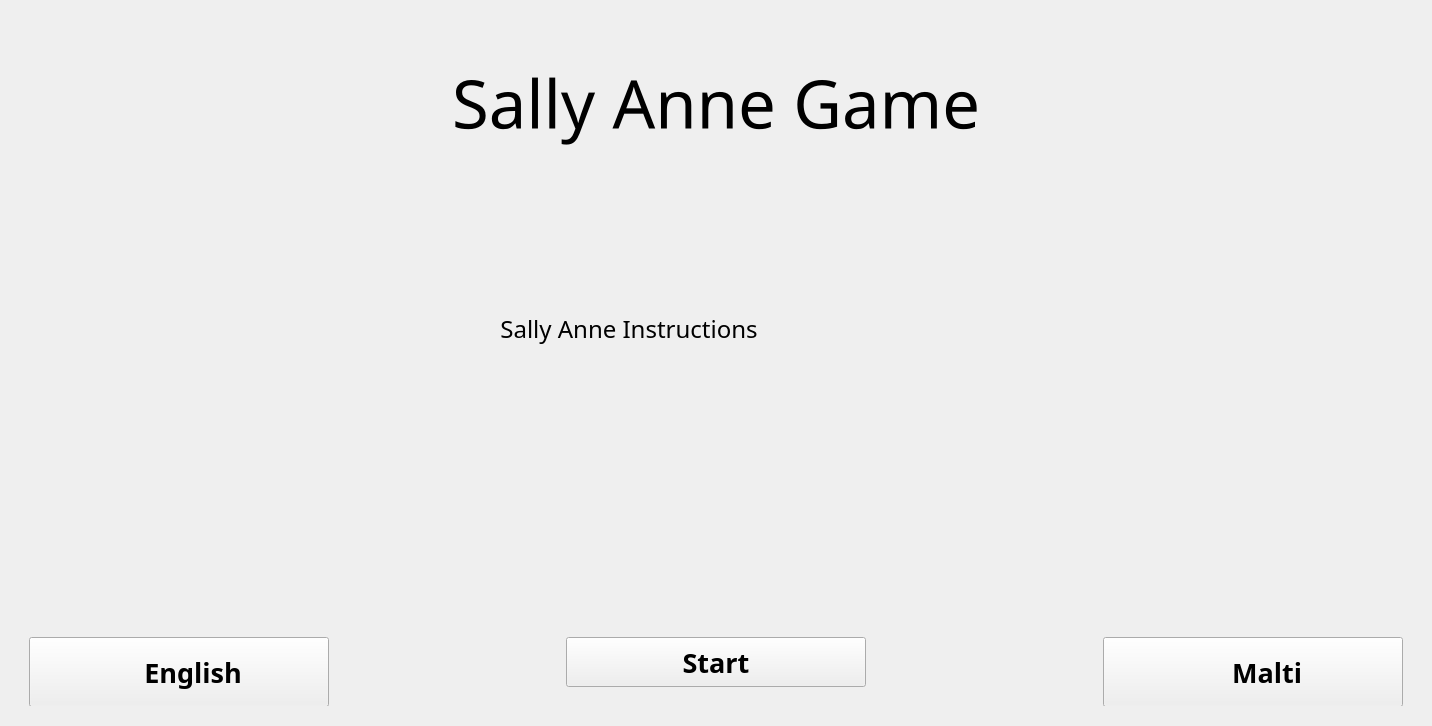
Old version of the form cognition_games.ui in the repository lessju/cognition_games.
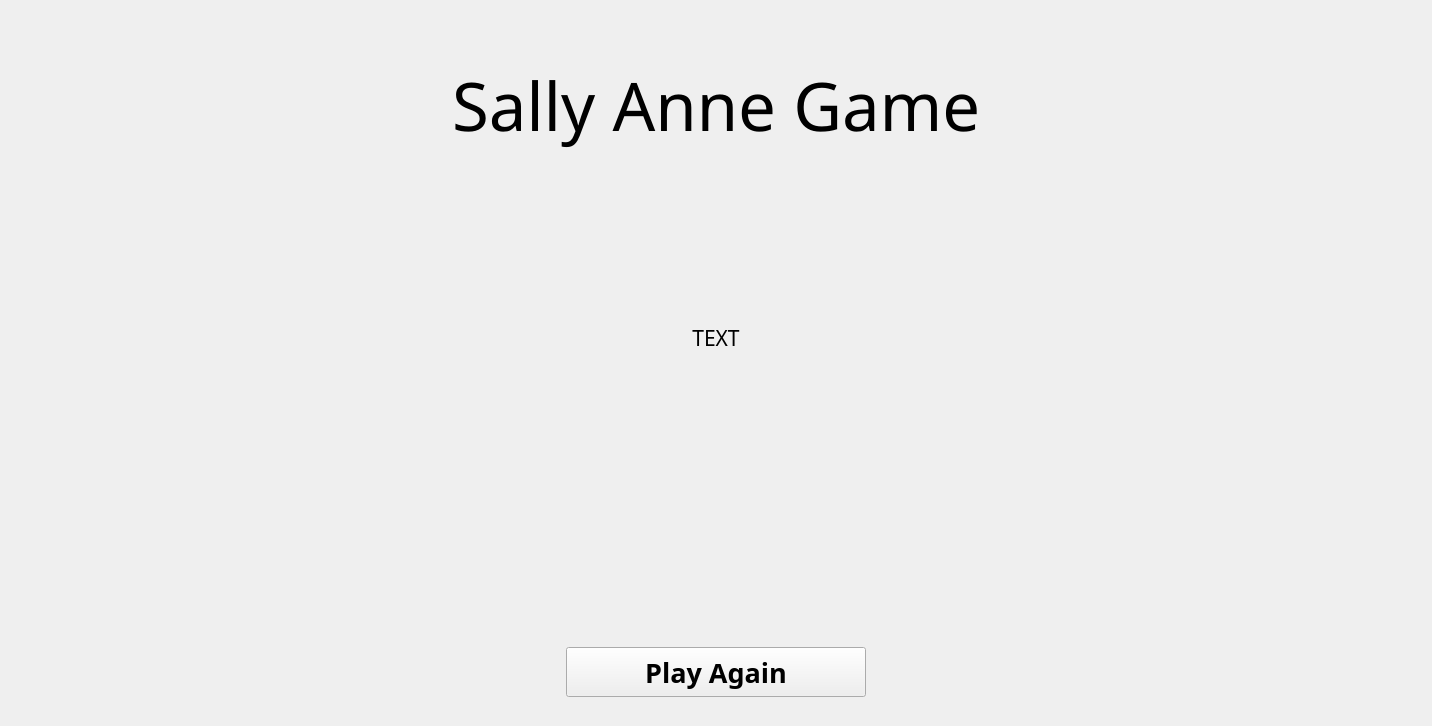
New version of the form. The open tabs and pages were chosen to show the change.

Commit message: Finished sally anne, some visual improvements

```diff
--- a/cognition_games.ui
+++ b/cognition_games.ui
@@ -1467,14 +1467,14 @@
        <item row="0" column="0">
         <widget class="QStackedWidget" name="sally_anne_stacked_widget">
          <property name="currentIndex">
-          <number>0</number>
+          <number>3</number>
          </property>
          <widget class="QWidget" name="sally_anne_instructions">
-          <layout class="QGridLayout" name="sally_anne_grid" rowstretch="1,2,1,0" columnstretch="0,0,0">
+          <layout class="QGridLayout" name="sally_anne_grid" rowstretch="1,2,1,0" columnstretch="0,0,0,0,0">
            <property name="sizeConstraint">
             <enum>QLayout::SetDefaultConstraint</enum>
            </property>
-           <item row="0" column="1">
+           <item row="0" column="2">
             <widget class="QLabel" name="label_10">
              <property name="font">
               <font>
@@ -1490,43 +1490,7 @@
              </property>
             </widget>
            </item>
-           <item row="3" column="1" alignment="Qt::AlignHCenter|Qt::AlignVCenter">
-            <widget class="QPushButton" name="start_sally_anne_button">
-             <property name="sizePolicy">
-              <sizepolicy hsizetype="Fixed" vsizetype="Fixed">
-               <horstretch>0</horstretch>
-               <verstretch>0</verstretch>
-              </sizepolicy>
-             </property>
-             <property name="minimumSize">
-              <size>
-               <width>300</width>
-               <height>50</height>
-              </size>
-             </property>
-             <property name="maximumSize">
-              <size>
-               <width>300</width>
-               <height>50</height>
-              </size>
-             </property>
-             <property name="font">
-              <font>
-               <family>Amble</family>
-               <pointsize>20</pointsize>
-               <weight>75</weight>
-               <bold>true</bold>
-              </font>
-             </property>
-             <property name="autoFillBackground">
-              <bool>false</bool>
-             </property>
-             <property name="text">
-              <string>Start</string>
-             </property>
-            </widget>
-           </item>
-           <item row="2" column="1">
+           <item row="2" column="2">
             <spacer name="verticalSpacer_5">
              <property name="orientation">
               <enum>Qt::Vertical</enum>
@@ -1539,7 +1503,43 @@
              </property>
             </spacer>
            </item>
-           <item row="3" column="2">
+           <item row="3" column="2" alignment="Qt::AlignHCenter|Qt::AlignVCenter">
+            <widget class="QPushButton" name="start_sally_anne_button">
+             <property name="sizePolicy">
+              <sizepolicy hsizetype="Fixed" vsizetype="Fixed">
+               <horstretch>0</horstretch>
+               <verstretch>0</verstretch>
+              </sizepolicy>
+             </property>
+             <property name="minimumSize">
+              <size>
+               <width>300</width>
+               <height>50</height>
+              </size>
+             </property>
+             <property name="maximumSize">
+              <size>
+               <width>300</width>
+               <height>50</height>
+              </size>
+             </property>
+             <property name="font">
+              <font>
+               <family>Amble</family>
+               <pointsize>20</pointsize>
+               <weight>75</weight>
+               <bold>true</bold>
+              </font>
+             </property>
+             <property name="autoFillBackground">
+              <bool>false</bool>
+             </property>
+             <property name="text">
+              <string>Start</string>
+             </property>
+            </widget>
+           </item>
+           <item row="3" column="3">
             <widget class="QPushButton" name="sally_anne_maltese_button">
              <property name="minimumSize">
               <size>
@@ -1566,7 +1566,7 @@
              </property>
             </widget>
            </item>
-           <item row="1" column="0" colspan="3">
+           <item row="1" column="1" colspan="3">
             <widget class="QLabel" name="sally_anne_instructions_label">
              <property name="minimumSize">
               <size>
@@ -1606,7 +1606,7 @@
              </property>
             </widget>
            </item>
-           <item row="3" column="0">
+           <item row="3" column="1">
             <widget class="QPushButton" name="sally_anne_english_button">
              <property name="minimumSize">
               <size>
@@ -1633,6 +1633,32 @@
              </property>
             </widget>
            </item>
+           <item row="3" column="0">
+            <spacer name="horizontalSpacer">
+             <property name="orientation">
+              <enum>Qt::Horizontal</enum>
+             </property>
+             <property name="sizeHint" stdset="0">
+              <size>
+               <width>40</width>
+               <height>20</height>
+              </size>
+             </property>
+            </spacer>
+           </item>
+           <item row="3" column="4">
+            <spacer name="horizontalSpacer_2">
+             <property name="orientation">
+              <enum>Qt::Horizontal</enum>
+             </property>
+             <property name="sizeHint" stdset="0">
+              <size>
+               <width>40</width>
+               <height>20</height>
+              </size>
+             </property>
+            </spacer>
+           </item>
           </layout>
          </widget>
          <widget class="QWidget" name="page_2">
@@ -1776,6 +1802,150 @@
            </item>
           </layout>
          </widget>
+         <widget class="QWidget" name="sally_anne_explanation">
+          <layout class="QGridLayout" name="sally_anne_explanation_grid" rowstretch="1,2,1,0" columnstretch="1,7,1">
+           <property name="sizeConstraint">
+            <enum>QLayout::SetDefaultConstraint</enum>
+           </property>
+           <item row="3" column="1" alignment="Qt::AlignHCenter">
+            <widget class="QPushButton" name="sally_anne_play_again_button">
+             <property name="sizePolicy">
+              <sizepolicy hsizetype="Fixed" vsizetype="Fixed">
+               <horstretch>0</horstretch>
+               <verstretch>0</verstretch>
+              </sizepolicy>
+             </property>
+             <property name="minimumSize">
+              <size>
+               <width>300</width>
+               <height>50</height>
+              </size>
+             </property>
+             <property name="maximumSize">
+              <size>
+               <width>300</width>
+               <height>50</height>
+              </size>
+             </property>
+             <property name="font">
+              <font>
+               <family>Amble</family>
+               <pointsize>20</pointsize>
+               <weight>75</weight>
+               <bold>true</bold>
+              </font>
+             </property>
+             <property name="autoFillBackground">
+              <bool>false</bool>
+             </property>
+             <property name="text">
+              <string>Play Again</string>
+             </property>
+            </widget>
+           </item>
+           <item row="0" column="1">
+            <widget class="QLabel" name="label50">
+             <property name="font">
+              <font>
+               <family>Amble</family>
+               <pointsize>50</pointsize>
+              </font>
+             </property>
+             <property name="text">
+              <string>Sally Anne Game</string>
+             </property>
+             <property name="alignment">
+              <set>Qt::AlignCenter</set>
+             </property>
+            </widget>
+           </item>
+           <item row="1" column="1" alignment="Qt::AlignHCenter|Qt::AlignVCenter">
+            <widget class="QLabel" name="sally_anne_explanation_label">
+             <property name="sizePolicy">
+              <sizepolicy hsizetype="Expanding" vsizetype="Expanding">
+               <horstretch>0</horstretch>
+               <verstretch>0</verstretch>
+              </sizepolicy>
+             </property>
+             <property name="minimumSize">
+              <size>
+               <width>1300</width>
+               <height>0</height>
+              </size>
+             </property>
+             <property name="maximumSize">
+              <size>
+               <width>5000</width>
+               <height>16777215</height>
+              </size>
+             </property>
+             <property name="font">
+              <font>
+               <family>Amble</family>
+               <pointsize>16</pointsize>
+              </font>
+             </property>
+             <property name="text">
+              <string>TEXT</string>
+             </property>
+             <property name="textFormat">
+              <enum>Qt::AutoText</enum>
+             </property>
+             <property name="scaledContents">
+              <bool>false</bool>
+             </property>
+             <property name="alignment">
+              <set>Qt::AlignCenter</set>
+             </property>
+             <property name="wordWrap">
+              <bool>true</bool>
+             </property>
+             <property name="margin">
+              <number>30</number>
+             </property>
+            </widget>
+           </item>
+           <item row="2" column="1">
+            <spacer name="verticalSpacer_4">
+             <property name="orientation">
+              <enum>Qt::Vertical</enum>
+             </property>
+             <property name="sizeHint" stdset="0">
+              <size>
+               <width>20</width>
+               <height>40</height>
+              </size>
+             </property>
+            </spacer>
+           </item>
+           <item row="1" column="0">
+            <spacer name="horizontalSpacer_5">
+             <property name="orientation">
+              <enum>Qt::Horizontal</enum>
+             </property>
+             <property name="sizeHint" stdset="0">
+              <size>
+               <width>40</width>
+               <height>20</height>
+              </size>
+             </property>
+            </spacer>
+           </item>
+           <item row="1" column="2">
+            <spacer name="horizontalSpacer_6">
+             <property name="orientation">
+              <enum>Qt::Horizontal</enum>
+             </property>
+             <property name="sizeHint" stdset="0">
+              <size>
+               <width>40</width>
+               <height>20</height>
+              </size>
+             </property>
+            </spacer>
+           </item>
+          </layout>
+         </widget>
         </widget>
        </item>
       </layout>
```
Left out of the diff: 480 changed lines with no effect on the pictures. The commit also changes 6 other files.
